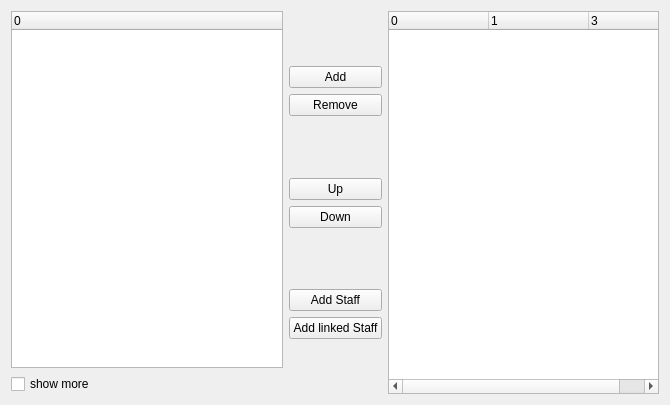
The window that mscore/mscore/instrwizard.ui (musescore/musescore-old) describes before a commit, drawn with Qt 5.
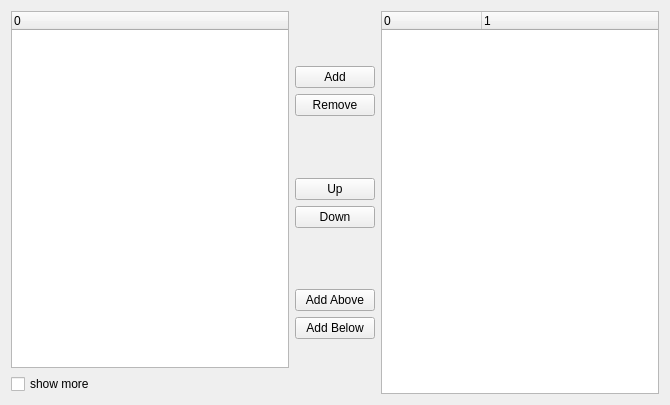
The same window after the commit.

The edit to the form file:
```diff
--- a/mscore/mscore/instrwizard.ui
+++ b/mscore/mscore/instrwizard.ui
@@ -139,6 +139,19 @@
        </property>
       </spacer>
      </item>
+     <item>
+      <widget class="QPushButton" name="aboveButton">
+       <property name="sizePolicy">
+        <sizepolicy hsizetype="Minimum" vsizetype="Fixed">
+         <horstretch>0</horstretch>
+         <verstretch>0</verstretch>
+        </sizepolicy>
+       </property>
+       <property name="text">
+        <string>Add Above</string>
+       </property>
+      </widget>
+     </item>
      <item>
       <widget class="QPushButton" name="belowButton">
        <property name="sizePolicy">
@@ -148,14 +161,7 @@
         </sizepolicy>
        </property>
        <property name="text">
-        <string>Add Staff</string>
-       </property>
-      </widget>
-     </item>
-     <item>
-      <widget class="QPushButton" name="linkedButton">
-       <property name="text">
-        <string>Add linked Staff</string>
+        <string>Add Below</string>
        </property>
       </widget>
      </item>
@@ -183,7 +189,7 @@
       <bool>true</bool>
      </property>
      <property name="columnCount">
-      <number>3</number>
+      <number>2</number>
      </property>
      <column>
       <property name="text">
@@ -195,11 +201,6 @@
        <string>1</string>
       </property>
      </column>
-     <column>
-      <property name="text">
-       <string notr="true">3</string>
-      </property>
-     </column>
     </widget>
    </item>
   </layout>
```
